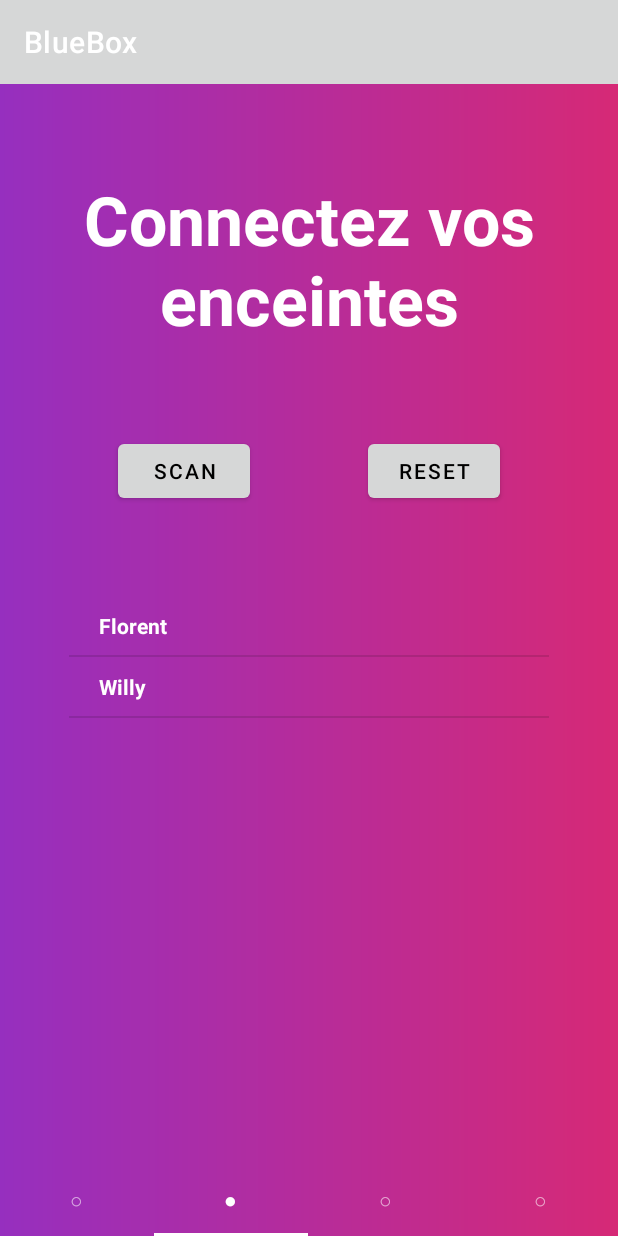
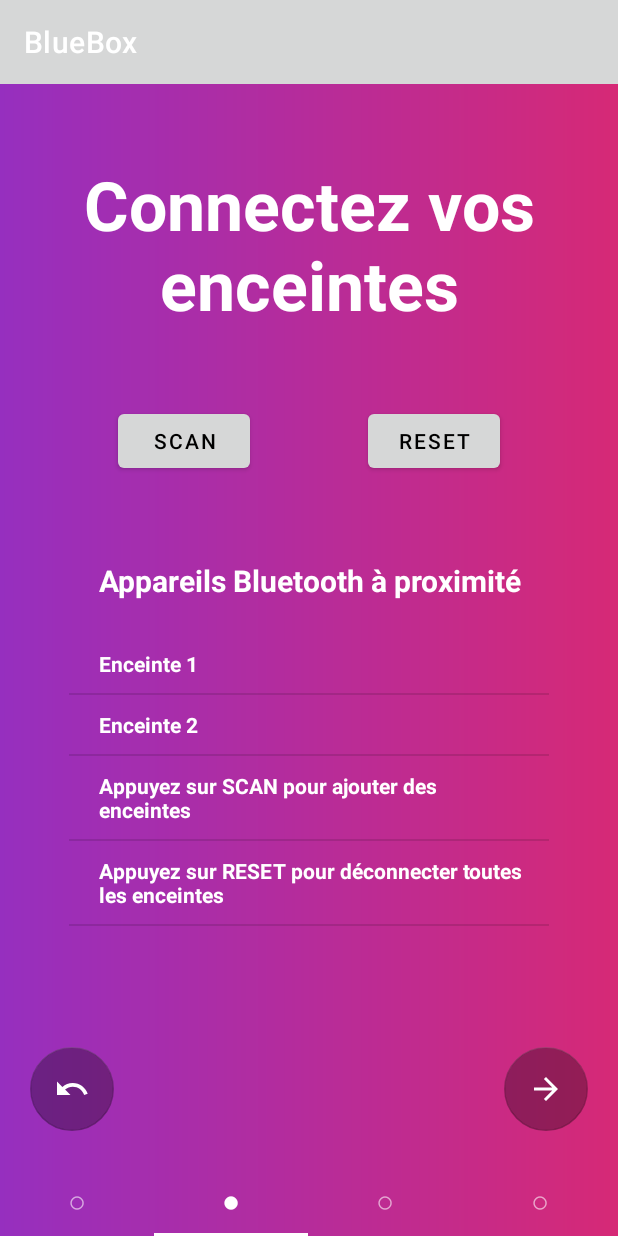
Before and after one commit to bluebox-insa/bluebox-android-app, an Android app: the screen it shows after launch (MainActivity), item 2 of the bottom bar chosen, on a phone screen of 412 x 824 dp. Run offline under Robolectric (Android 15) with nearby library versions, the phone set to English and light mode, and no system bars; our stand-ins replace Volley.

```diff
--- a/app/src/main/java/info/androidhive/viewpager2/RequestHelper.java
+++ b/app/src/main/java/info/androidhive/viewpager2/RequestHelper.java
@@ -56,7 +56,7 @@ public class RequestHelper {
 
         Log.d("makeRequest", "request to "+url);
         if (pleaseWait) {
-            makeText(context, "please wait...", LENGTH_LONG).show();
+            makeText(context, "requête en cours..", LENGTH_LONG).show();
         }
         StringRequest request = new StringRequest(Request.Method.GET, url,
             // on success
--- a/app/src/main/java/info/androidhive/viewpager2/fragments/Screen2.java
+++ b/app/src/main/java/info/androidhive/viewpager2/fragments/Screen2.java
@@ -46,12 +46,15 @@ public class Screen2 extends Fragment {
     @Override
     public View onCreateView(LayoutInflater inflater, ViewGroup container, Bundle savedInstanceState) {
         View v = (ViewGroup) inflater.inflate(R.layout.screen_2, null);
+        init(v);
+        return v;
+    }
 
+    public void init(View v) {
         // retrieve SharedPreferences
         pref = getActivity().getSharedPreferences("all", MODE_PRIVATE);
         editor = pref.edit();
         sharedHostname = pref.getString("hostname", null);
-
 
         /**-------------------------------------------------------------------------
          *                                  devicesList
@@ -62,11 +65,12 @@ public class Screen2 extends Fragment {
          * - long-press on a device to copy its MAC address to the macAddr EditText
          *--------------------------------------------------------------------------*/
 
-
         devicesComponent = (ListView) v.findViewById(R.id.deviceList);
         deviceList = new ArrayList<Device>();
-        deviceList.add(new Device("Florent", "Mon premier tweet !", false));
-        deviceList.add(new Device("Willy", "On y est presque", false));
+        deviceList.add(new Device("Enceinte 1", "A1:B2:C3:D4:E5:F6", false));
+        deviceList.add(new Device("Enceinte 2", "A1:B2:C3:D4:E5:F6", false));
+        deviceList.add(new Device("Appuyez sur SCAN pour ajouter des enceintes", "A1:B2:C3:D4:E5:F6", false));
+        deviceList.add(new Device("Appuyez sur RESET pour déconnecter toutes les enceintes", "A1:B2:C3:D4:E5:F6", false));
         adapter = new DeviceAdapter(getContext(), deviceList);
         devicesComponent.setAdapter(adapter);
 
@@ -109,12 +113,16 @@ public class Screen2 extends Fragment {
                         // add the new elements
                         Device newDevice;
                         for (int i = 0; i < jsonArray.length(); i++) {
-//                            deviceList.add();
                             JSONObject jsonObject = new JSONObject(jsonArray.getString(i));
-                            newDevice = new Device(jsonObject.getString("name"), jsonObject.getString("mac_address"), false);
-                            deviceList.add(newDevice);
+                            if (!jsonObject.getString("name").equals("<unknown>")) {
+                                newDevice = new Device(jsonObject.getString("name"), jsonObject.getString("mac_address"), false);
+                                deviceList.add(newDevice);
+                            }
                         }
                         adapter.notifyDataSetChanged();
+                        if(deviceList.isEmpty()){
+                            makeText(getContext(), R.string.no_bluetooth_device_found, LENGTH_LONG);
+                        }
                     }
                 });
             }
@@ -135,7 +143,5 @@ public class Screen2 extends Fragment {
                 return true;
             }
         });
-
-        return v;
     }
 }
--- a/app/src/main/java/info/androidhive/viewpager2/fragments/Screen3.java
+++ b/app/src/main/java/info/androidhive/viewpager2/fragments/Screen3.java
@@ -22,6 +22,8 @@ import org.json.JSONObject;
 import java.util.ArrayList;
 import java.util.List;
 
+import info.androidhive.viewpager2.Device;
+import info.androidhive.viewpager2.DeviceAdapter;
 import info.androidhive.viewpager2.R;
 import info.androidhive.viewpager2.RequestHelper;
 
@@ -30,110 +32,12 @@ import static android.widget.Toast.LENGTH_LONG;
 import static android.widget.Toast.makeText;
 import static info.androidhive.viewpager2.MainActivity.request;
 
-public class Screen3 extends Fragment {
-
-    SharedPreferences pref;
-    SharedPreferences.Editor editor;
-    String sharedHostname;
-
-    private List<String> deviceList;
-    private ArrayAdapter<String> adapter;
-    private ListView devicesComponent;
-    private Button scanButton;
-    private Button resetButton;
+public class Screen3 extends Screen2 {
 
     @Override
     public View onCreateView(LayoutInflater inflater, ViewGroup container, Bundle savedInstanceState) {
         View v = (ViewGroup) inflater.inflate(R.layout.screen_3, null);
-
-        // retrieve SharedPreferences
-        pref = getActivity().getSharedPreferences("all", MODE_PRIVATE);
-        editor = pref.edit();
-        sharedHostname = pref.getString("hostname", null);
-
-
-        /**-------------------------------------------------------------------------
-         *                                  devicesList
-         *
-         * - the SCAN button retrieves an array of surrounding Bluetooth devices
-         *   in JSON-format and adds them to the list
-         * - click on a device to connect to it
-         * - long-press on a device to copy its MAC address to the macAddr EditText
-         *--------------------------------------------------------------------------*/
-        deviceList = new ArrayList<String>();
-        deviceList.add("a");
-        deviceList.add("b");
-        deviceList.add("c");
-
-        adapter = new ArrayAdapter<String>(getContext(), android.R.layout.simple_list_item_activated_1, deviceList){
-            @Override
-            public View getView(int position, View convertView, ViewGroup parent) {
-                View view = super.getView(position, convertView, parent);
-                TextView textView=(TextView) view.findViewById(android.R.id.text1);
-                textView.setTextColor(Color.WHITE);
-                return view;
-            }
-        };
-        devicesComponent = (ListView) v.findViewById(R.id.deviceList);
-        devicesComponent.setAdapter(adapter);
-        devicesComponent.setOnItemClickListener(new AdapterView.OnItemClickListener() {
-            @Override
-            public void onItemClick(AdapterView<?> parent, View view, int position, long id) {
-
-                // 1. retrieve informations from JSON string
-                String deviceMacAddress = null;
-                String deviceName = null;
-                try {
-                    JSONObject jsonObject = new JSONObject(deviceList.get(position));
-                    deviceMacAddress = jsonObject.getString("mac_address");
-                    deviceName = jsonObject.getString("name");
-                } catch (JSONException e) {
-                    makeText(getContext(), "error there is nothing", LENGTH_LONG).show();
-                    Log.e("setOnItemClickListener", e.toString());
-                    return;
-                }
-
-                // 2. do GET /connect/<mac_addr>
-                request.makeRequest( sharedHostname +"/connect_input/" + deviceMacAddress, true, deviceName+" is connected ", null);
-            }
-        });
-
-
-
-        // BUTTONS
-        scanButton = v.findViewById(R.id.scanButton);
-        scanButton.setOnClickListener(new View.OnClickListener() {
-            @Override
-            public void onClick(View v) {
-                request.makeRequestAndParseJsonArray(sharedHostname + "/scan", true, null, new RequestHelper.CallbackJsonArray() {
-                    @Override
-                    public void onResponse(JSONArray jsonArray) throws JSONException {
-                        deviceList.clear();                                // remove the former elements from the list
-                        for (int i = 0; i < jsonArray.length(); i++) {      // add the new elements
-                            deviceList.add(jsonArray.getString(i));
-                        }
-                        adapter.notifyDataSetChanged();
-                    }
-                });
-            }
-        });
-
-        resetButton = v.findViewById(R.id.resetButton);
-        resetButton.setOnClickListener(new View.OnClickListener() {
-            @Override
-            public void onClick(View v) {
-                makeText(getContext(), "reset button", LENGTH_LONG).show();
-                request.makeRequest(sharedHostname+"/disconnect_all", true, "BlueBox is reset ", null);
-            }
-        });
-        resetButton.setOnLongClickListener(new View.OnLongClickListener() {
-            @Override
-            public boolean onLongClick(View v) {
-                request.makeRequest(sharedHostname+"/remove_all", true, "BlueBox is hard-reset", null);
-                return true;
-            }
-        });
-
+        init(v);
         return v;
     }
 }
--- /dev/null
+++ b/app/src/main/res/drawable/ic_arrow_back.xml
@@ -0,0 +1,5 @@
+<vector android:height="24dp" android:tint="#FFFFFF"
+    android:viewportHeight="24" android:viewportWidth="24"
+    android:width="24dp" xmlns:android="http://schemas.android.com/apk/res/android">
+    <path android:fillColor="@android:color/white" android:pathData="M12.5,8c-2.65,0 -5.05,0.99 -6.9,2.6L2,7v9h9l-3.62,-3.62c1.39,-1.16 3.16,-1.88 5.12,-1.88 3.54,0 6.55,2.31 7.6,5.5l2.37,-0.78C21.08,11.03 17.15,8 12.5,8z"/>
+</vector>
--- /dev/null
+++ b/app/src/main/res/drawable/ic_arrow_forward.xml
@@ -0,0 +1,5 @@
+<vector android:height="24dp" android:tint="#000000"
+    android:viewportHeight="24" android:viewportWidth="24"
+    android:width="24dp" xmlns:android="http://schemas.android.com/apk/res/android">
+    <path android:fillColor="@android:color/white" android:pathData="M12,4l-1.41,1.41L16.17,11H4v2h12.17l-5.58,5.59L12,20l8,-8z"/>
+</vector>
--- /dev/null
+++ b/app/src/main/res/drawable/ic_check.xml
@@ -0,0 +1,5 @@
+<vector android:height="24dp" android:tint="#FFFFFF"
+    android:viewportHeight="24" android:viewportWidth="24"
+    android:width="24dp" xmlns:android="http://schemas.android.com/apk/res/android">
+    <path android:fillColor="@android:color/white" android:pathData="M9,16.17L4.83,12l-1.42,1.41L9,19 21,7l-1.41,-1.41z"/>
+</vector>
--- a/app/src/main/res/layout/activity_main.xml
+++ b/app/src/main/res/layout/activity_main.xml
@@ -1,11 +1,16 @@
 <?xml version="1.0" encoding="utf-8"?>
-<LinearLayout xmlns:android="http://schemas.android.com/apk/res/android"
+<androidx.constraintlayout.widget.ConstraintLayout xmlns:android="http://schemas.android.com/apk/res/android"
     xmlns:app="http://schemas.android.com/apk/res-auto"
     xmlns:tools="http://schemas.android.com/tools"
     android:layout_width="match_parent"
     android:layout_height="match_parent"
     android:orientation="vertical"
     tools:context=".MainActivity">
+
+    <LinearLayout
+        android:layout_width="match_parent"
+        android:layout_height="match_parent"
+        android:orientation="vertical">
 
         <androidx.viewpager2.widget.ViewPager2
             android:id="@+id/view_pager"
@@ -17,6 +22,43 @@
             android:id="@+id/tab_layout"
             style="@style/Widget.MaterialComponents.TabLayout.Colored"
             android:layout_width="match_parent"
-        android:layout_height="wrap_content" />
+            android:layout_height="wrap_content"
+            android:layout_gravity="center"
+            app:tabTextAppearance="@style/CustomTabText" />
 
     </LinearLayout>
+
+    <com.google.android.material.floatingactionbutton.FloatingActionButton
+        android:id="@+id/next"
+        app:backgroundTint="#4D000000"
+        app:tint="@color/white"
+        android:alpha="90"
+        android:layout_width="wrap_content"
+        android:layout_height="wrap_content"
+        android:layout_marginRight="20dp"
+        android:layout_marginBottom="70dp"
+        android:contentDescription="next"
+        app:srcCompat="@drawable/ic_arrow_forward"
+        app:layout_constraintBottom_toBottomOf="parent"
+        app:rippleColor="@android:color/transparent"
+        app:layout_constraintEnd_toEndOf="parent"
+        app:elevation="0dp" />
+
+    <com.google.android.material.floatingactionbutton.FloatingActionButton
+        android:id="@+id/back"
+        app:backgroundTint="#4D000000"
+        app:tint="@color/white"
+        android:alpha="90"
+        android:layout_width="wrap_content"
+        android:layout_height="wrap_content"
+        android:layout_marginStart="20dp"
+        android:layout_marginLeft="20dp"
+        android:layout_marginBottom="70dp"
+        android:contentDescription="next"
+        app:srcCompat="@drawable/ic_arrow_back"
+        app:layout_constraintBottom_toBottomOf="parent"
+        app:rippleColor="@android:color/transparent"
+        app:layout_constraintStart_toStartOf="parent"
+        app:elevation="0dp" />
+
+</androidx.constraintlayout.widget.ConstraintLayout>
--- a/app/src/main/res/layout/screen_2.xml
+++ b/app/src/main/res/layout/screen_2.xml
@@ -14,20 +14,21 @@
         android:text="Connectez vos enceintes"
         android:textColor="#FFFFFF"
         android:textSize="@dimen/screen_title"
+        android:textStyle="bold"
         app:layout_constraintBottom_toTopOf="@+id/scanButton"
         app:layout_constraintEnd_toEndOf="parent"
         app:layout_constraintHorizontal_bias="0.5"
         app:layout_constraintStart_toStartOf="parent"
-        app:layout_constraintTop_toTopOf="parent"
-        android:textStyle="bold"/>
+        app:layout_constraintTop_toTopOf="parent" />
+
 
     <Button
         android:id="@+id/scanButton"
         android:layout_width="wrap_content"
         android:layout_height="wrap_content"
+        android:text="SCAN"
         android:textColor="@color/black"
-        android:text="SCAN"
-        app:layout_constraintBottom_toTopOf="@+id/deviceList"
+        app:layout_constraintBottom_toTopOf="@+id/linearLayout"
         app:layout_constraintEnd_toStartOf="@+id/resetButton"
         app:layout_constraintHorizontal_bias="0.5"
         app:layout_constraintStart_toStartOf="parent"
@@ -39,22 +40,43 @@
         android:layout_height="wrap_content"
         android:text="RESET"
         android:textColor="@color/black"
-        app:layout_constraintBottom_toTopOf="@+id/deviceList"
+        app:layout_constraintBottom_toTopOf="@+id/linearLayout"
         app:layout_constraintEnd_toEndOf="parent"
         app:layout_constraintHorizontal_bias="0.5"
         app:layout_constraintStart_toEndOf="@+id/scanButton"
         app:layout_constraintTop_toBottomOf="@+id/textView" />
 
-    <ListView
-        android:id="@+id/deviceList"
-        android:layout_width="320dp"
-        android:layout_height="320dp"
-        app:backgroundTint="@color/white"
+    <LinearLayout
+        android:id="@+id/linearLayout"
+        android:layout_width="match_parent"
+        android:layout_height="360dp"
+        android:orientation="vertical"
         app:layout_constraintBottom_toBottomOf="parent"
         app:layout_constraintEnd_toEndOf="parent"
         app:layout_constraintHorizontal_bias="0.5"
         app:layout_constraintStart_toStartOf="parent"
-        app:layout_constraintTop_toBottomOf="@+id/resetButton"></ListView>
+        app:layout_constraintTop_toBottomOf="@+id/scanButton">
 
+        <TextView
+            android:id="@+id/textView2"
+            android:layout_width="352dp"
+            android:layout_height="40dp"
+            android:layout_gravity="center"
+            android:gravity="center"
+            android:text="Appareils Bluetooth à proximité"
+            android:textColor="#FFFFFF"
+            android:textSize="20dp"
+            android:textStyle="bold" />
+        <View
+            android:layout_width="match_parent"
+            android:layout_height="15dp"/>
+
+        <ListView
+            android:id="@+id/deviceList"
+            android:layout_width="320dp"
+            android:layout_height="320dp"
+            android:layout_gravity="center"
+            app:backgroundTint="@color/white" />
+    </LinearLayout>
 
 </androidx.constraintlayout.widget.ConstraintLayout>
--- a/app/src/main/res/values/strings.xml
+++ b/app/src/main/res/values/strings.xml
@@ -8,6 +8,9 @@
     <string name="explications_fin">Votre BlueBox est configurée. Vous pouvez maintenant fermer cette application et jouer de la musique avec votre application habituelle</string>
 
     <string name="hostnameDefaultVal">http://192.168.0.137:5000</string>
+    <string name="scan">scan</string>
+    <string name="reset">reset</string>
+    <string name="no_bluetooth_device_found">Aucun appareil Bluetooth n\'a été trouvé à proximité</string>
 
     <!-- TODO: Remove or change this placeholder text -->
     <string name="hello_blank_fragment">Hello blank fragment</string>
--- a/app/src/main/res/values/styles.xml
+++ b/app/src/main/res/values/styles.xml
@@ -24,4 +24,8 @@
         <item name="android:windowContentOverlay">@null</item>
     </style>
 
+    <style name="CustomTabText" parent="TextAppearance.Design.Tab">
+        <item name="android:textSize">20dp</item>
+    </style>
+
 </resources>
```
Also changed, not shown: app/src/main/java/info/androidhive/viewpager2/MainActivity.java (+27 -0 lines), app/src/main/res/layout/screen_3.xml (+34 -11 lines). Lines whose indentation alone changed are shown as unchanged.
